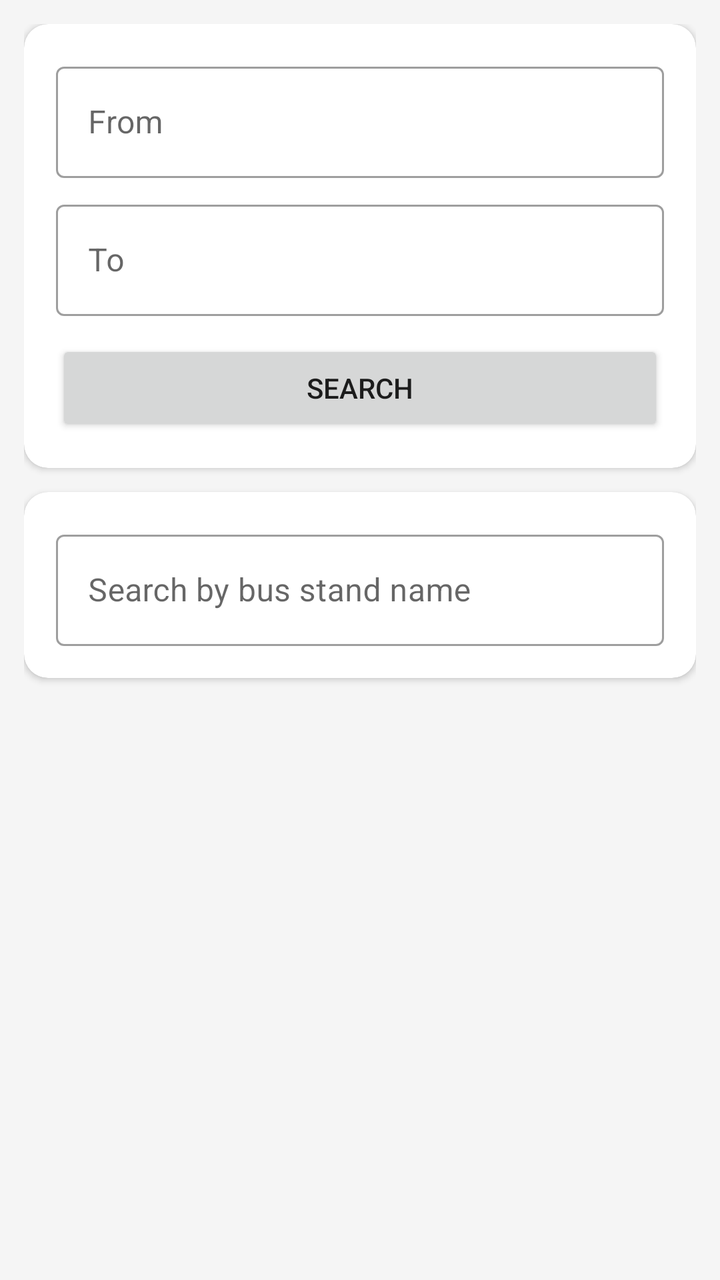
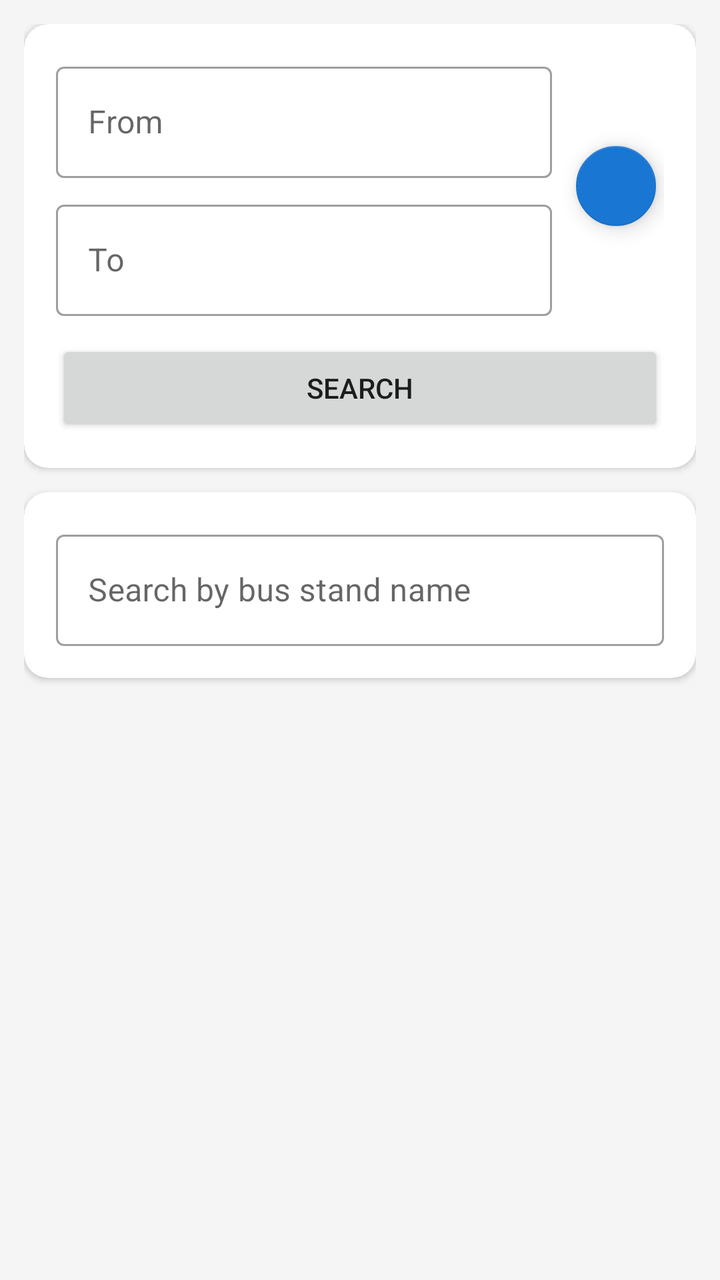

Compare the two renders of this Android layout. The source of the first and the diff that turns it into the second are given below.
<!-- AndroidManifest.xml: application theme Theme.Bustime -->
<!-- res/layout/fragment_bus.xml -->
<?xml version="1.0" encoding="utf-8"?>
<androidx.core.widget.NestedScrollView xmlns:android="http://schemas.android.com/apk/res/android"
    xmlns:app="http://schemas.android.com/apk/res-auto"
    android:layout_width="match_parent"
    android:layout_height="match_parent"
    android:background="#F5F5F5"
    android:fillViewport="true">

    <LinearLayout
        android:layout_width="match_parent"
        android:layout_height="wrap_content"
        android:orientation="vertical"
        android:padding="12dp">

        
        <androidx.cardview.widget.CardView
            android:layout_width="match_parent"
            android:layout_height="wrap_content"
            app:cardCornerRadius="12dp"
            app:cardElevation="2dp">

            <LinearLayout
                android:layout_width="match_parent"
                android:layout_height="wrap_content"
                android:orientation="vertical"
                android:padding="16dp">

                <com.google.android.material.textfield.TextInputLayout
                    style="@style/Widget.MaterialComponents.TextInputLayout.OutlinedBox"
                    android:layout_width="match_parent"
                    android:layout_height="wrap_content"
                    android:hint="@string/from_hint">

                    <com.google.android.material.textfield.TextInputEditText
                        android:id="@+id/etFrom"
                        android:layout_width="match_parent"
                        android:layout_height="wrap_content"
                        android:inputType="text"
                        android:maxLines="1" />
                </com.google.android.material.textfield.TextInputLayout>

                <LinearLayout
                    android:id="@+id/suggestFrom"
                    android:layout_width="match_parent"
                    android:layout_height="wrap_content"
                    android:orientation="vertical" />

                <com.google.android.material.textfield.TextInputLayout
                    style="@style/Widget.MaterialComponents.TextInputLayout.OutlinedBox"
                    android:layout_width="match_parent"
                    android:layout_height="wrap_content"
                    android:layout_marginTop="8dp"
                    android:hint="@string/to_hint">

                    <com.google.android.material.textfield.TextInputEditText
                        android:id="@+id/etTo"
                        android:layout_width="match_parent"
                        android:layout_height="wrap_content"
                        android:inputType="text"
                        android:maxLines="1" />
                </com.google.android.material.textfield.TextInputLayout>

                <LinearLayout
                    android:id="@+id/suggestTo"
                    android:layout_width="match_parent"
                    android:layout_height="wrap_content"
                    android:orientation="vertical" />

                <Button
                    android:id="@+id/btnSearchRoute"
                    android:layout_width="match_parent"
                    android:layout_height="wrap_content"
                    android:layout_marginTop="12dp"
                    android:text="@string/search" />
            </LinearLayout>
        </androidx.cardview.widget.CardView>

        
        <androidx.cardview.widget.CardView
            android:layout_width="match_parent"
            android:layout_height="wrap_content"
            android:layout_marginTop="12dp"
            app:cardCornerRadius="12dp"
            app:cardElevation="2dp">

            <LinearLayout
                android:layout_width="match_parent"
                android:layout_height="wrap_content"
                android:orientation="vertical"
                android:padding="16dp">

                <com.google.android.material.textfield.TextInputLayout
                    style="@style/Widget.MaterialComponents.TextInputLayout.OutlinedBox"
                    android:layout_width="match_parent"
                    android:layout_height="wrap_content"
                    android:hint="@string/stand_hint">

                    <com.google.android.material.textfield.TextInputEditText
                        android:id="@+id/etStand"
                        android:layout_width="match_parent"
                        android:layout_height="wrap_content"
                        android:imeOptions="actionSearch"
                        android:inputType="text"
                        android:maxLines="1" />
                </com.google.android.material.textfield.TextInputLayout>

                <LinearLayout
                    android:id="@+id/suggestStand"
                    android:layout_width="match_parent"
                    android:layout_height="wrap_content"
                    android:orientation="vertical" />
            </LinearLayout>
        </androidx.cardview.widget.CardView>
    </LinearLayout>
</androidx.core.widget.NestedScrollView>
<!-- resources referenced by this layout -->
<resources>
  <string name="from_hint">From</string>
  <string name="search">Search</string>
  <string name="stand_hint">Search by bus stand name</string>
  <string name="to_hint">To</string>
  <style name="Theme.Bustime" parent="Theme.MaterialComponents.Light.NoActionBar">
          <item name="colorPrimary">@color/colorPrimary</item>
          <item name="colorPrimaryVariant">@color/colorPrimaryDark</item>
          <item name="colorSecondary">@color/colorAccent</item>
          <item name="colorOnPrimary">#FFFFFF</item>
      </style>
  <color name="colorPrimary">#1976D2</color>
  <color name="colorPrimaryDark">#0D47A1</color>
  <color name="colorAccent">#FF4081</color>
</resources>

<!-- the commit's change to res/layout/fragment_bus.xml (unified diff, before → after) -->
@@ -25,46 +25,63 @@
                 android:orientation="vertical"
                 android:padding="16dp">
 
-                <com.google.android.material.textfield.TextInputLayout
-                    style="@style/Widget.MaterialComponents.TextInputLayout.OutlinedBox"
+                <FrameLayout
                     android:layout_width="match_parent"
-                    android:layout_height="wrap_content"
-                    android:hint="@string/from_hint">
+                    android:layout_height="wrap_content">
 
-                    <com.google.android.material.textfield.TextInputEditText
-                        android:id="@+id/etFrom"
+                    <LinearLayout
                         android:layout_width="match_parent"
                         android:layout_height="wrap_content"
-                        android:inputType="text"
-                        android:maxLines="1" />
-                </com.google.android.material.textfield.TextInputLayout>
+                        android:layout_marginEnd="56dp"
+                        android:orientation="vertical">
 
-                <LinearLayout
-                    android:id="@+id/suggestFrom"
-                    android:layout_width="match_parent"
-                    android:layout_height="wrap_content"
-                    android:orientation="vertical" />
+                        <com.google.android.material.textfield.TextInputLayout
+                            style="@style/Widget.MaterialComponents.TextInputLayout.OutlinedBox"
+                            android:layout_width="match_parent"
+                            android:layout_height="wrap_content"
+                            android:hint="@string/from_hint">
 
-                <com.google.android.material.textfield.TextInputLayout
-                    style="@style/Widget.MaterialComponents.TextInputLayout.OutlinedBox"
-                    android:layout_width="match_parent"
-                    android:layout_height="wrap_content"
-                    android:layout_marginTop="8dp"
-                    android:hint="@string/to_hint">
+                            <com.google.android.material.textfield.TextInputEditText
+                                android:id="@+id/etFrom"
+                                android:layout_width="match_parent"
+                                android:layout_height="wrap_content"
+                                android:clickable="true"
+                                android:cursorVisible="false"
+                                android:focusable="false"
+                                android:inputType="none"
+                                android:maxLines="1" />
+                        </com.google.android.material.textfield.TextInputLayout>
 
-                    <com.google.android.material.textfield.TextInputEditText
-                        android:id="@+id/etTo"
-                        android:layout_width="match_parent"
+                        <com.google.android.material.textfield.TextInputLayout
+                            style="@style/Widget.MaterialComponents.TextInputLayout.OutlinedBox"
+                            android:layout_width="match_parent"
+                            android:layout_height="wrap_content"
+                            android:layout_marginTop="8dp"
+                            android:hint="@string/to_hint">
+
+                            <com.google.android.material.textfield.TextInputEditText
+                                android:id="@+id/etTo"
+                                android:layout_width="match_parent"
+                                android:layout_height="wrap_content"
+                                android:clickable="true"
+                                android:cursorVisible="false"
+                                android:focusable="false"
+                                android:inputType="none"
+                                android:maxLines="1" />
+                        </com.google.android.material.textfield.TextInputLayout>
+                    </LinearLayout>
+
+                    <com.google.android.material.floatingactionbutton.FloatingActionButton
+                        android:id="@+id/btnSwap"
+                        android:layout_width="wrap_content"
                         android:layout_height="wrap_content"
-                        android:inputType="text"
-                        android:maxLines="1" />
-                </com.google.android.material.textfield.TextInputLayout>
-
-                <LinearLayout
-                    android:id="@+id/suggestTo"
-                    android:layout_width="match_parent"
-                    android:layout_height="wrap_content"
-                    android:orientation="vertical" />
+                        android:layout_gravity="end|center_vertical"
+                        android:contentDescription="@string/swap_places"
+                        android:src="@drawable/ic_swap_vert"
+                        app:backgroundTint="@color/colorPrimary"
+                        app:fabSize="mini"
+                        app:tint="@android:color/white" />
+                </FrameLayout>
 
                 <Button
                     android:id="@+id/btnSearchRoute"
@@ -99,16 +116,12 @@
                         android:id="@+id/etStand"
                         android:layout_width="match_parent"
                         android:layout_height="wrap_content"
-                        android:imeOptions="actionSearch"
-                        android:inputType="text"
+                        android:clickable="true"
+                        android:cursorVisible="false"
+                        android:focusable="false"
+                        android:inputType="none"
                         android:maxLines="1" />
                 </com.google.android.material.textfield.TextInputLayout>
-
-                <LinearLayout
-                    android:id="@+id/suggestStand"
-                    android:layout_width="match_parent"
-                    android:layout_height="wrap_content"
-                    android:orientation="vertical" />
             </LinearLayout>
         </androidx.cardview.widget.CardView>
     </LinearLayout>
<!-- resource entries referenced after the edit -->
@@ -1,8 +1,10 @@
 <!-- resources referenced by this layout -->
 <resources>
+  <color name="colorPrimary">#1976D2</color>
   <string name="from_hint">From</string>
   <string name="search">Search</string>
   <string name="stand_hint">Search by bus stand name</string>
+  <string name="swap_places">Swap From and To</string>
   <string name="to_hint">To</string>
   <style name="Theme.Bustime" parent="Theme.MaterialComponents.Light.NoActionBar">
           <item name="colorPrimary">@color/colorPrimary</item>
@@ -10,7 +12,6 @@
           <item name="colorSecondary">@color/colorAccent</item>
           <item name="colorOnPrimary">#FFFFFF</item>
       </style>
-  <color name="colorPrimary">#1976D2</color>
   <color name="colorPrimaryDark">#0D47A1</color>
   <color name="colorAccent">#FF4081</color>
 </resources>
